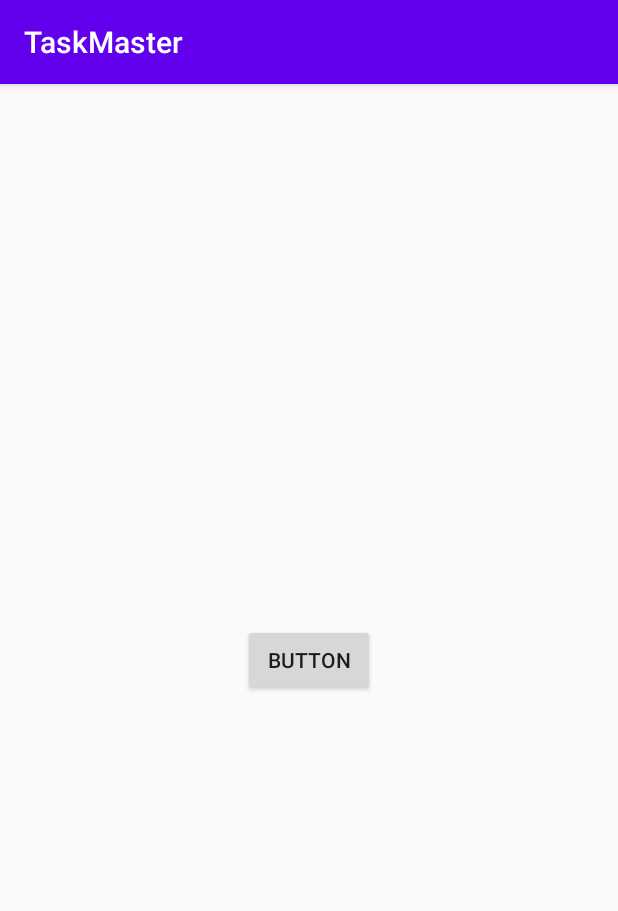
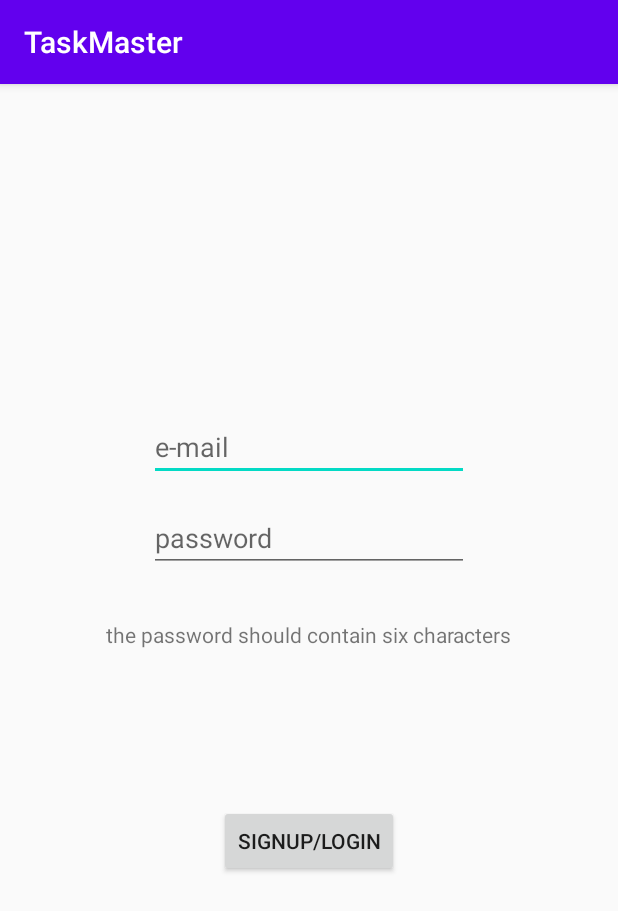
Before and after one commit to Z3phy3r/TaskMaster, an Android app: the screen it shows after launch (MainActivity), on a phone screen of 412 x 824 dp. Shown: the top 911 px of the screen. Run offline under Robolectric (Android 15) with nearby library versions, the phone set to English and light mode, and no system bars; our stand-ins replace Firebase (no records; nobody signed in at launch, a user with empty details on screens opened directly).

Commit message:
Login erbij
LoginScreen etc

```diff
--- a/dev/app/build.gradle
+++ b/dev/app/build.gradle
@@ -36,6 +36,8 @@ dependencies {
     implementation 'com.google.firebase:firebase-storage:19.1.1'
     implementation 'com.google.firebase:firebase-analytics:17.4.3'
     implementation 'androidx.gridlayout:gridlayout:1.0.0'
+    implementation 'com.google.firebase:firebase-auth:19.3.1'
+    implementation 'com.google.firebase:firebase-auth-ktx:19.3.1'
     testImplementation 'junit:junit:4.12'
     androidTestImplementation 'androidx.test.ext:junit:1.1.1'
     androidTestImplementation 'androidx.test.espresso:espresso-core:3.2.0'
--- a/dev/app/src/main/java/nl/builders/taskmaster/MainActivity.kt
+++ b/dev/app/src/main/java/nl/builders/taskmaster/MainActivity.kt
@@ -1,34 +1,77 @@
+
 package nl.builders.taskmaster
 
-//import com.example.taksmasterapp.submissions
 import android.content.Intent
 import android.os.Bundle
 import android.util.Log
 import android.view.View
+import android.widget.Button
+import android.widget.EditText
+import android.widget.Toast
 import androidx.appcompat.app.AppCompatActivity
-import com.example.taksmasterapp.Friends
-import com.example.taksmasterapp.TaskQuestion
 import com.example.taksmasterapp.TmTask
-import com.google.android.gms.tasks.Task
-import com.google.firebase.database.DatabaseReference
-
+import com.google.firebase.auth.FirebaseAuth
+import com.google.firebase.auth.ktx.auth
+import com.google.firebase.database.FirebaseDatabase
+import com.google.firebase.ktx.Firebase
 
 class MainActivity : AppCompatActivity() {
-    private var database: DatabaseReference? = null
+
+    lateinit var mailText: EditText
+    lateinit var passwordText: EditText
+    private lateinit var mAuth: FirebaseAuth
+    lateinit var signInButton: Button
+
+    override fun onCreate(savedInstanceState: Bundle?) {
+        super.onCreate(savedInstanceState)
+        setContentView(R.layout.login_screen)
+        mailText= findViewById(R.id.mailText)
+        passwordText= findViewById(R.id.passwordText)
+        mAuth =  Firebase.auth
+        signInButton = findViewById(R.id.signupButton)
+        Log.d("oncreate", "oncreate done")
+    }
 
 
 
 
-    override fun onCreate(savedInstanceState: Bundle?) {
-        super.onCreate(savedInstanceState)
-        setContentView(R.layout.activity_main)
-        Log.d("classinhoud", TaskQuestion().toString())
+    fun goClicked(view: View) {
+        // Check if we can log in the user
+        mAuth.signInWithEmailAndPassword(mailText?.text.toString(), passwordText?.text.toString())
+            .addOnCompleteListener(this) { task ->
+                if (task.isSuccessful) {
+                    logIn()
+                } else {
+                    // Sign up the user
+                    mAuth.createUserWithEmailAndPassword(mailText?.text.toString(), passwordText?.text.toString()).addOnCompleteListener(this) { task ->
+                        if (task.isSuccessful) {
+                            //FirebaseDatabase.getInstance().getReference().child("users").child(task.result.user.uid).child("email").setValue(usernameText?.text.toString())
+                            val user = Firebase.auth.currentUser
+                            user?.let {
+                                // The user's ID, unique to the Firebase project. Do NOT use this value to
+                                // authenticate with your backend server, if you have one. Use
+                                // FirebaseUser.getToken() instead.
+                                val uid = user.uid
+                            }
+                            //FirebaseDatabase.getInstance().getReference().child("users").setValue(user!!.uid)
+                            FirebaseDatabase.getInstance().reference.child("users").child(user!!.uid).child("userID").setValue(
+                                mailText.text.toString())
+                            FirebaseDatabase.getInstance().reference.child("users").child(user.uid).child("profilePic").setValue("alvin.jpg")
+                            FirebaseDatabase.getInstance().reference.child("users").child(user.uid).child("friendIDs").child("f2IX4FQb4NRlmxPfwkmJlYo7FNC2").setValue("f2IX4FQb4NRlmxPfwkmJlYo7FNC2")
+                            FirebaseDatabase.getInstance().reference.child("users").child("f2IX4FQb4NRlmxPfwkmJlYo7FNC2").child("friendIDs").child(user!!.uid).setValue(user!!.uid)
+                            logIn()
+                            Log.d("account created", "account has been created")
+                        } else {
+                            Toast.makeText(this,"Login Failed. Try Again.", Toast.LENGTH_SHORT).show()
+                        }
+                    }
+                }
+            }
     }
-
-    fun onTestButtonClicked(view : View){
+    private fun logIn() {
+        // Move to next Activity
         val intent = Intent(this, TmTask::class.java)
         startActivity(intent)
     }
 
-
 }
--- a/dev/app/src/main/java/nl/builders/taskmaster/taskScreenAdapter.kt
+++ b/dev/app/src/main/java/nl/builders/taskmaster/taskScreenAdapter.kt
@@ -70,7 +70,7 @@ data class taskScreenAdapter(
         var curDescription = taskList[position].discription //titles[position]
         holder.itemView.descriptionTextView.setText(curDescription)
         holder.itemView.titleTextView.setText(curTaskName)
-        holder.itemView.buttonSubmit.setOnClickListener({v -> nextPage() })
+        holder.itemView.buttonViewSubmissions.setOnClickListener({v -> nextPage() })
 
        nextScreenTask = curTaskName
        nextScreenDesc = curDescription
--- a/dev/app/src/main/res/layout/login_screen.xml
+++ b/dev/app/src/main/res/layout/login_screen.xml
@@ -1,6 +1,60 @@
 <?xml version="1.0" encoding="utf-8"?>
-<androidx.constraintlayout.widget.ConstraintLayout
-    xmlns:android="http://schemas.android.com/apk/res/android" android:layout_width="match_parent"
+<androidx.constraintlayout.widget.ConstraintLayout xmlns:android="http://schemas.android.com/apk/res/android"
+    xmlns:app="http://schemas.android.com/apk/res-auto"
+    xmlns:tools="http://schemas.android.com/tools"
+    android:layout_width="match_parent"
     android:layout_height="match_parent">
 
+    <EditText
+        android:id="@+id/mailText"
+        android:layout_width="wrap_content"
+        android:layout_height="wrap_content"
+        android:layout_marginTop="219dp"
+        android:layout_marginBottom="15dp"
+        android:ems="10"
+        android:hint="e-mail"
+        android:inputType="textPersonName"
+        app:layout_constraintBottom_toTopOf="@+id/passwordText"
+        app:layout_constraintEnd_toEndOf="parent"
+        app:layout_constraintHorizontal_bias="0.5"
+        app:layout_constraintStart_toStartOf="parent"
+        app:layout_constraintTop_toTopOf="parent" />
+
+    <EditText
+        android:id="@+id/passwordText"
+        android:layout_width="wrap_content"
+        android:layout_height="wrap_content"
+        android:layout_marginTop="15dp"
+        android:ems="10"
+        android:hint="password"
+        android:inputType="textPassword"
+        app:layout_constraintEnd_toEndOf="parent"
+        app:layout_constraintHorizontal_bias="0.5"
+        app:layout_constraintStart_toStartOf="parent"
+        app:layout_constraintTop_toBottomOf="@+id/mailText" />
+
+    <Button
+        android:id="@+id/signupButton"
+        android:layout_width="wrap_content"
+        android:layout_height="wrap_content"
+        android:layout_marginTop="86dp"
+        android:layout_marginBottom="222dp"
+        android:onClick="goClicked"
+        android:text="signup/Login"
+        app:layout_constraintBottom_toBottomOf="parent"
+        app:layout_constraintEnd_toEndOf="parent"
+        app:layout_constraintStart_toStartOf="parent"
+        app:layout_constraintTop_toBottomOf="@+id/textView5" />
+
+    <TextView
+        android:id="@+id/textView5"
+        android:layout_width="wrap_content"
+        android:layout_height="wrap_content"
+        android:layout_marginTop="32dp"
+        android:text="the password should contain six characters"
+        app:layout_constraintEnd_toEndOf="parent"
+        app:layout_constraintHorizontal_bias="0.5"
+        app:layout_constraintStart_toStartOf="parent"
+        app:layout_constraintTop_toBottomOf="@+id/passwordText" />
+
 </androidx.constraintlayout.widget.ConstraintLayout>
--- a/dev/app/src/main/res/layout/user_task_submission.xml
+++ b/dev/app/src/main/res/layout/user_task_submission.xml
@@ -37,6 +37,7 @@
         android:layout_height="44dp"
         android:layout_marginStart="11dp"
         android:layout_marginBottom="4dp"
+        android:clickable="false"
         app:layout_constraintBottom_toBottomOf="parent"
         app:layout_constraintStart_toEndOf="@+id/userImage" />
 
```
Also changed, not shown: dev/app/src/main/java/nl/builders/taskmaster/submissions.kt (+7 -3 lines), dev/app/src/main/res/layout/submissions_screen.xml (+33 -20 lines).
